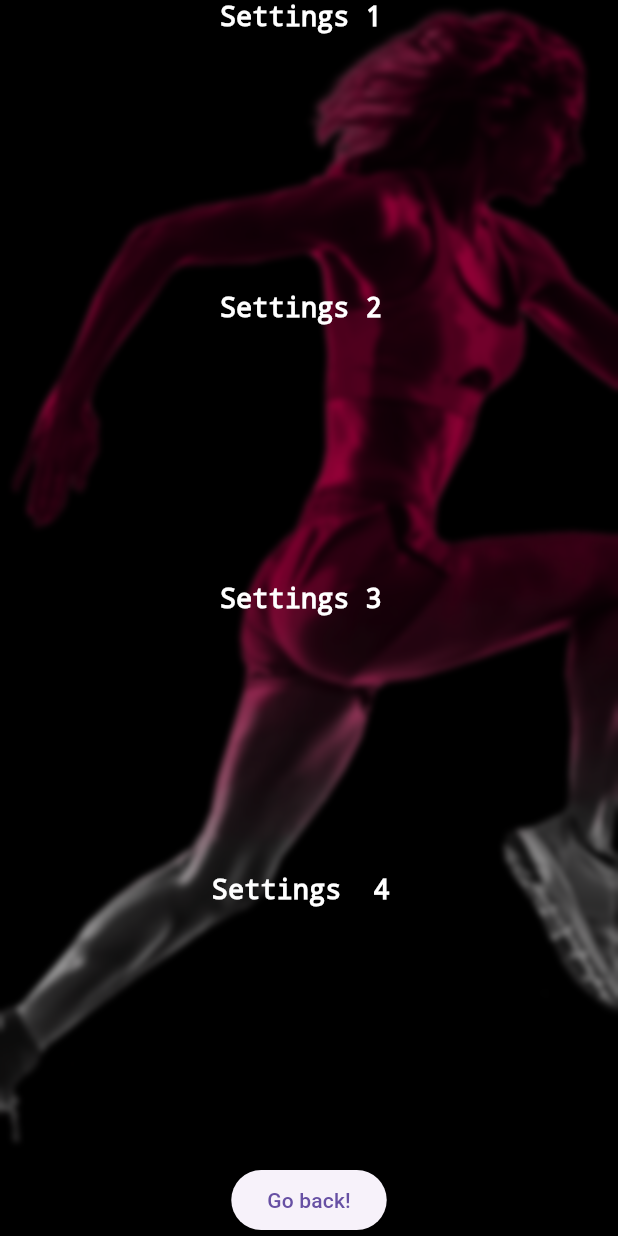
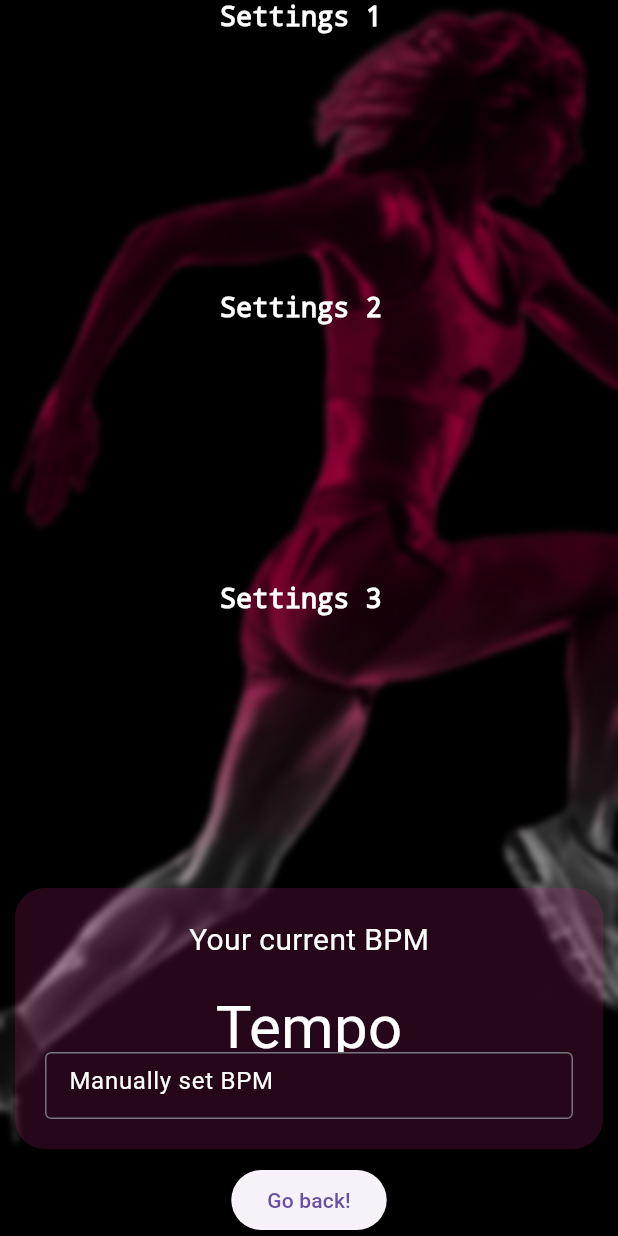
Before and after one commit to simonganning/BPMRunApp, a Flutter app: the screen it shows after launch, after a tap on the "settings" icon, on a phone screen of 412 x 824 dp. Run offline on Flutter 3.47's test engine with Material 3 defaults, Android fonts, the phone set to English and light mode, and no system bars; missing offline and left inert: health, spotify_sdk; statements that could not run were skipped.

Commit message:
playlists ser bra ut, börja fixa med spelaren och kalkylen

```diff
--- a/lib/health/mainHealth.dart
+++ b/lib/health/mainHealth.dart
@@ -82,9 +82,9 @@ class _HealthKitManagerState extends State<HealthKitManager> {
 
   @override
   Widget build(BuildContext context) {
-    return Text('${stepsPerMinute ?? 'Loading...'}',
+    return Text('${stepsPerMinute ?? 'Tempo'}',
         style: TextStyle(
-            fontSize: 20,
+            fontSize: 40,
             decoration: TextDecoration.none,
             color: Colors.white));
   }
--- a/lib/homePage/playlist.dart
+++ b/lib/homePage/playlist.dart
@@ -1,6 +1,5 @@
 import 'package:flutter/material.dart';
 import 'package:bpmapp/spotify/spotify.dart';
-import 'package:bpmapp/spotify/spotifyPlaylist.dart';
 
 class Playlist extends StatefulWidget {
   const Playlist({super.key});
@@ -9,11 +8,27 @@ class Playlist extends StatefulWidget {
   State<Playlist> createState() => _PlaylistState();
 }
 
+class PlaylistItem {
+  final String id;
+  final String name;
+  final String imageUrl;
+  bool isChosen;
+
+  PlaylistItem({
+    required this.id,
+    required this.name,
+    required this.imageUrl,
+    this.isChosen = false,
+  });
+}
+
 class _PlaylistState extends State<Playlist> {
   final ScrollController _scrollController = ScrollController();
   final SpotifyService spotifyService = SpotifyService();
 
-  List<String> playlists = [];
+  //List<String> playlists = [];
+  List<PlaylistItem> playlists = [];
+
   bool isLoading = false;
   int offset = 0;
   final int limit = 20;
@@ -30,7 +45,7 @@ class _PlaylistState extends State<Playlist> {
         loadMorePlaylists();
       }
     });
-    loadMorePlaylists(); // initial load
+    loadMorePlaylists();
   }
 
   Future<void> loadMorePlaylists() async {
@@ -41,6 +56,7 @@ class _PlaylistState extends State<Playlist> {
 
       setState(() {
         playlists.addAll(newPlaylists);
+
         offset += limit;
         if (newPlaylists.length < limit) {
           hasMore = false; // no more to load
@@ -48,7 +64,7 @@ class _PlaylistState extends State<Playlist> {
         isLoading = false;
       });
     } catch (e) {
-      print('❌ Error fetching playlists: $e');
+      print('Error fetching playlists: $e');
       setState(() => isLoading = false);
     }
   }
@@ -64,7 +80,7 @@ class _PlaylistState extends State<Playlist> {
         color: const Color.fromARGB(54, 181, 34, 117),
       ),
       child: playlists.isEmpty && isLoading
-          ? const Center(child: CircularProgressIndicator(color: Colors.white))
+          ? const Center(child: CircularProgressIndicator(color: Colors.red))
           : ListView.builder(
               controller: _scrollController,
               shrinkWrap: true,
@@ -76,16 +92,51 @@ class _PlaylistState extends State<Playlist> {
                     child: Center(child: CircularProgressIndicator()),
                   );
                 }
-                return Text(
-                  playlists[index],
-                  style: const TextStyle(
-                    fontSize: 18,
-                    decoration: TextDecoration.none,
-                    color: Colors.white,
+
+                final item = playlists[index];
+                return GestureDetector(
+                  onTap: () {
+                    setState(() {
+                      item.isChosen = !item.isChosen;
+                    });
+                  },
+                  child: Container(
+                    margin: const EdgeInsets.symmetric(vertical: 6),
+                    padding: const EdgeInsets.all(12),
+                    decoration: BoxDecoration(
+                      color: item.isChosen
+                          ? Colors.pink.shade200
+                          : const Color.fromARGB(60, 151, 77, 77),
+                      borderRadius: BorderRadius.circular(15),
+                      border: Border.all(color: Colors.white54),
+                    ),
+                    child: Row(
+                      children: [
+                        Image.network(item.imageUrl, width: 50, height: 50),
+                        const SizedBox(width: 15),
+                        Expanded(
+                          child: Text(
+                            item.name,
+                            style: const TextStyle(
+                              decoration: TextDecoration.none,
+                              fontSize: 20,
+                              color: Colors.white,
+                            ),
+                          ),
+                        ),
+                        Icon(
+                          item.isChosen
+                              ? Icons.check_circle
+                              : Icons.circle_outlined,
+                          color: item.isChosen
+                              ? Colors.greenAccent
+                              : Colors.white54,
+                        )
+                      ],
+                    ),
                   ),
                 );
-              },
-            ),
+              }),
     );
   }
 
--- a/lib/homePage/settingsCard.dart
+++ b/lib/homePage/settingsCard.dart
@@ -11,7 +11,7 @@ class SettingsCard extends StatelessWidget {
     return Container(
         width: double.infinity,
         margin: EdgeInsets.all(10),
-        padding: EdgeInsets.all(20),
+        padding: EdgeInsets.all(10),
         decoration: BoxDecoration(
           borderRadius: BorderRadius.circular(20),
           color: const Color.fromARGB(54, 181, 34, 117),
@@ -41,34 +41,6 @@ class SettingsCard extends StatelessWidget {
                 ],
               ),
             ),
-            Expanded(
-              child: Row(
-                mainAxisAlignment: MainAxisAlignment.spaceBetween,
-                children: [
-                  Text(
-                    'TURN ON/OFF BPM TRACKER',
-                    style: TextStyle(
-                        fontSize: 20,
-                        decoration: TextDecoration.none,
-                        color: Colors.white),
-                  ),
-                  IconButton(
-                      onPressed: () {
-                        if (bpmState == false) {
-                          bpmState = true;
-                          print('bpmstate is true');
-                        } else {
-                          bpmState = false;
-                          print('bpmstate is false');
-                        }
-                      },
-                      icon: Icon(
-                        Icons.circle,
-                        color: Colors.white,
-                      ))
-                ],
-              ),
-            ),
           ],
         ));
   }
--- a/lib/main.dart
+++ b/lib/main.dart
@@ -1,8 +1,10 @@
 import 'dart:ui';
 
-import 'package:bpmapp/homePage/bpmCard.dart';
+import 'package:bpmapp/health/mainHealth.dart';
+import 'package:bpmapp/homePage/musicPlayer.dart';
 import 'package:bpmapp/homePage/playlist.dart';
 import 'package:bpmapp/homePage/settingsCard.dart';
+import 'package:bpmapp/homePage/tempoCard.dart';
 import 'package:bpmapp/spotify/spotify.dart';
 import 'package:flutter/material.dart';
 
@@ -51,32 +53,33 @@ class _MyAppState extends State<MyApp> {
               child: Column(
                 children: [
                   Expanded(
-                    child: Text(
-                      'BPM run app',
-                      style: TextStyle(
-                          fontSize: 30,
-                          decoration: TextDecoration.none,
-                          color: Colors.white),
-                    ),
+                    flex: 1,
+                    child: Container(),
                   ),
                   Expanded(
+                      flex: 1,
                       child: Text(
-                    'What music should we play?',
-                    style: TextStyle(
-                        fontSize: 24,
-                        decoration: TextDecoration.none,
-                        color: Colors.white),
-                  )),
+                        textAlign: TextAlign.center,
+                        'Choose which playlists you want to listen to',
+                        style: TextStyle(
+                            fontSize: 26,
+                            decoration: TextDecoration.none,
+                            color: Colors.white),
+                      )),
                   Expanded(
-                    flex: 3,
+                    flex: 5,
                     child: Playlist(),
                   ),
                   Expanded(
                     flex: 1,
-                    child: BpmCard(),
+                    child: HealthKitManager(), // make a new TEMP CARD
                   ),
                   Expanded(
                     flex: 2,
+                    child: MusicPlayer(),
+                  ),
+                  Expanded(
+                    flex: 1,
                     child: SettingsCard(),
                   ),
                 ],
--- a/lib/settingsPage/mainSettingsPage.dart
+++ b/lib/settingsPage/mainSettingsPage.dart
@@ -1,3 +1,4 @@
+import 'package:bpmapp/settingsPage/bpmCard.dart';
 import 'package:bpmapp/main.dart';
 import 'package:flutter/material.dart';
 import 'dart:ui';
@@ -47,15 +48,7 @@ class MainSettingsPage extends StatelessWidget {
                         color: Colors.white),
                   ),
                 ),
-                Expanded(
-                  child: Text(
-                    'Settings  4 ',
-                    style: TextStyle(
-                        fontSize: 18,
-                        decoration: TextDecoration.none,
-                        color: Colors.white),
-                  ),
-                ),
+                Expanded(child: BpmCard()),
                 ElevatedButton(
                   onPressed: () {
                     Navigator.push(
```
Also changed, not shown: lib/homePage/musicPlayerCard.dart (added, +74 -0 lines), lib/homePage/tempoCard.dart (added, +71 -0 lines), lib/spotify/spotify.dart (+13 -41 lines), lib/spotify/spotifyPlaylist.dart (+12 -5 lines), lib/settingsPage/bpmCard.dart (renamed from lib/homePage/bpmCard.dart), lib/spotify/musicCalc.dart (added), lib/spotify/musicPlayer.dart (added).
